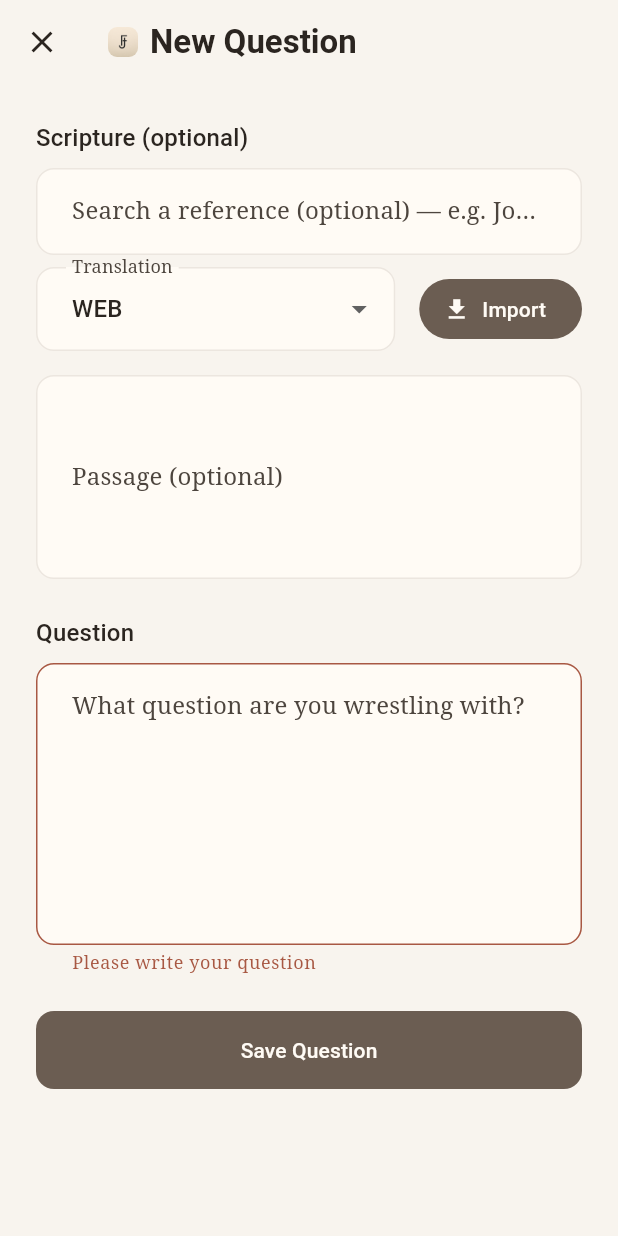
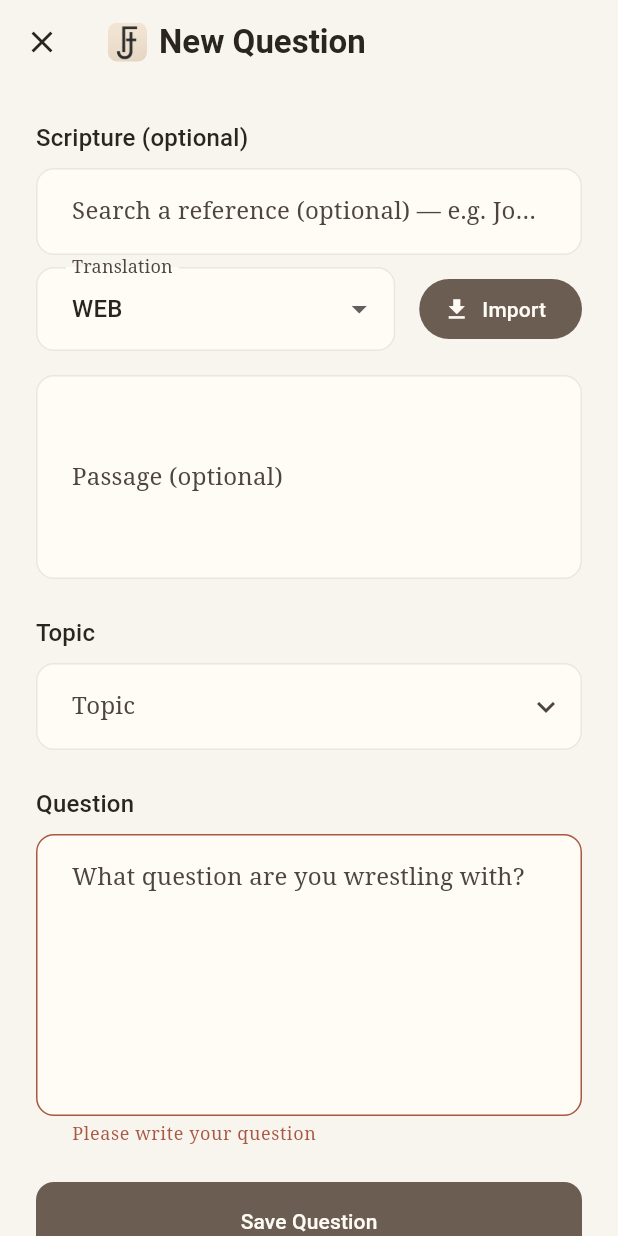
Before and after one commit to 1brentsd-lang/faithful-journal, a Flutter app: the QuestionEditorScreen screen opened by its route, after a tap on "Save Question", on a phone screen of 412 x 824 dp. Run offline on Flutter 3.47's test engine with Material 3 defaults, Android fonts, the phone set to English and light mode, and no system bars; our stand-ins replace go_router, share_plus, shared_preferences, supabase_flutter; accounts and stored records are empty.

Commit message:
Logo Changes, Topic updates, Question Refinement

```diff
--- a/lib/screens/auth_callback_screen.dart
+++ b/lib/screens/auth_callback_screen.dart
@@ -72,7 +72,7 @@ class _AuthCallbackScreenState extends State<AuthCallbackScreen> {
           child: Column(
             mainAxisAlignment: MainAxisAlignment.center,
             children: [
-              const AppLogo(size: 36, borderRadius: BorderRadius.all(Radius.circular(10))),
+              const AppLogo(size: 46, borderRadius: BorderRadius.all(Radius.circular(10))),
               const SizedBox(height: 12),
               Text(
                 _error == null ? 'Signing you in…' : 'Could not sign you in',
--- a/lib/screens/entry_detail_screen.dart
+++ b/lib/screens/entry_detail_screen.dart
@@ -3,7 +3,6 @@ import 'package:flutter/scheduler.dart';
 import 'package:go_router/go_router.dart';
 import 'package:intl/intl.dart';
 import 'package:provider/provider.dart';
-import 'package:faithful_journal/models/journal_entry.dart';
 import 'package:faithful_journal/services/entry_service.dart';
 import 'package:faithful_journal/widgets/resurfacing_section.dart';
 import 'package:faithful_journal/widgets/related_entries_list.dart';
@@ -31,7 +30,7 @@ class EntryDetailScreen extends StatelessWidget {
 
     return PopScope(
       canPop: false,
-      onPopInvoked: (didPop) {
+      onPopInvokedWithResult: (didPop, result) {
         if (didPop) return;
         goBackToArchive();
       },
--- a/lib/screens/home_screen.dart
+++ b/lib/screens/home_screen.dart
@@ -31,7 +31,7 @@ class HomePage extends StatelessWidget {
                       children: [
                         Row(
                           children: [
-                            const AppLogo(size: 34, borderRadius: BorderRadius.all(Radius.circular(10))),
+                            const AppLogo(size: 44, borderRadius: BorderRadius.all(Radius.circular(10))),
                             const SizedBox(width: AppSpacing.sm),
                             Expanded(
                               child: Text(
--- a/lib/screens/new_entry_screen.dart
+++ b/lib/screens/new_entry_screen.dart
@@ -301,7 +301,7 @@ class _NewEntryScreenState extends State<NewEntryScreen> {
     final entryService = context.watch<EntryService>();
     return PopScope(
       canPop: false,
-      onPopInvoked: (didPop) async {
+      onPopInvokedWithResult: (didPop, result) async {
         if (didPop) return;
         await _attemptLeave();
       },
--- a/lib/screens/question_editor_screen.dart
+++ b/lib/screens/question_editor_screen.dart
@@ -10,6 +10,7 @@ import 'package:faithful_journal/widgets/app_journal_text_field.dart';
 import 'package:faithful_journal/widgets/auth_required_sheet.dart';
 import 'package:faithful_journal/widgets/discard_changes_dialog.dart';
 import 'package:faithful_journal/widgets/app_logo.dart';
+import 'package:faithful_journal/widgets/searchable_combo_box.dart';
 
 class QuestionEditorScreen extends StatefulWidget {
   final String? entryId;
@@ -26,6 +27,7 @@ class _QuestionEditorScreenState extends State<QuestionEditorScreen> {
   final _formKey = GlobalKey<FormState>();
   final _scriptureController = TextEditingController();
   final _scriptureTextController = TextEditingController();
+  final _topicController = TextEditingController();
   final _questionController = TextEditingController();
   final _beginningToUnderstandController = TextEditingController();
 
@@ -58,6 +60,7 @@ class _QuestionEditorScreenState extends State<QuestionEditorScreen> {
 
     _scriptureController.addListener(_markDirty);
     _scriptureTextController.addListener(_markDirty);
+    _topicController.addListener(_markDirty);
     _questionController.addListener(_markDirty);
     _beginningToUnderstandController.addListener(_markDirty);
 
@@ -82,6 +85,7 @@ class _QuestionEditorScreenState extends State<QuestionEditorScreen> {
     _isEditing = true;
     _scriptureController.text = _existing!.scriptureReference;
     _scriptureTextController.text = _existing!.scriptureText ?? '';
+    _topicController.text = _existing!.topic;
     _questionController.text = _existing!.question ?? '';
     _beginningToUnderstandController.text = _existing!.beginningToUnderstand ?? '';
     _suspendDirty = false;
@@ -93,6 +97,7 @@ class _QuestionEditorScreenState extends State<QuestionEditorScreen> {
     _unsavedChanges?.clear(_unsavedKey);
     _scriptureController.dispose();
     _scriptureTextController.dispose();
+    _topicController.dispose();
     _questionController.dispose();
     _beginningToUnderstandController.dispose();
     super.dispose();
@@ -161,6 +166,7 @@ class _QuestionEditorScreenState extends State<QuestionEditorScreen> {
     if (formState == null) return;
     if (!formState.validate()) return;
     final entryService = context.read<EntryService>();
+    final canonicalTopic = entryService.canonicalizeTopic(_topicController.text.trim());
 
     try {
       await entryService.ensureAuthenticated();
@@ -188,6 +194,7 @@ class _QuestionEditorScreenState extends State<QuestionEditorScreen> {
           entryType: JournalEntryType.question,
           scriptureReference: _scriptureController.text.trim(),
           scriptureText: _scriptureTextController.text.trim().isEmpty ? null : _scriptureTextController.text.trim(),
+          topic: canonicalTopic,
           question: _questionController.text.trim(),
           beginningToUnderstand: _beginningToUnderstandController.text.trim().isEmpty
               ? null
@@ -212,7 +219,7 @@ class _QuestionEditorScreenState extends State<QuestionEditorScreen> {
           observation: '',
           application: '',
           prayer: '',
-          topic: '',
+          topic: canonicalTopic,
           createdAt: now,
           updatedAt: now,
         );
@@ -245,9 +252,10 @@ class _QuestionEditorScreenState extends State<QuestionEditorScreen> {
   @override
   Widget build(BuildContext context) {
     final showUnderstanding = _isEditing;
+    final entryService = context.watch<EntryService>();
     return PopScope(
       canPop: false,
-      onPopInvoked: (didPop) async {
+      onPopInvokedWithResult: (didPop, result) async {
         if (didPop) return;
         await _attemptLeave();
       },
@@ -314,6 +322,24 @@ class _QuestionEditorScreenState extends State<QuestionEditorScreen> {
                   maxLines: 6,
                 ),
                 const SizedBox(height: AppSpacing.lg),
+                Text('Topic', style: context.textStyles.titleMedium),
+                const SizedBox(height: AppSpacing.sm),
+                SearchableComboBox(
+                  controller: _topicController,
+                  labelText: 'Topic',
+                  hintText: 'Type to search or create a new topic…',
+                  options: entryService.getAllTopics(),
+                  allowCustom: true,
+                  onSelected: (selection) {
+                    final canonical = entryService.canonicalizeTopic(selection);
+                    _topicController.value = TextEditingValue(
+                      text: canonical,
+                      selection: TextSelection.collapsed(offset: canonical.length),
+                    );
+                    _markDirty();
+                  },
+                ),
+                const SizedBox(height: AppSpacing.lg),
                 Text('Question', style: context.textStyles.titleMedium),
                 const SizedBox(height: AppSpacing.sm),
                 AppJournalTextField(
--- a/lib/widgets/app_logo.dart
+++ b/lib/widgets/app_logo.dart
@@ -8,7 +8,8 @@ class AppLogo extends StatelessWidget {
   final double size;
   final BorderRadius borderRadius;
 
-  const AppLogo({super.key, this.size = 22, this.borderRadius = const BorderRadius.all(Radius.circular(6))});
+  /// Default size is slightly larger to better match the new logo proportions.
+  const AppLogo({super.key, this.size = 28, this.borderRadius = const BorderRadius.all(Radius.circular(6))});
 
   static const String assetPath = 'assets/images/FJ_Logo.png';
 
@@ -20,7 +21,7 @@ class AppLogo extends StatelessWidget {
         assetPath,
         width: size,
         height: size,
-        fit: BoxFit.cover,
+        fit: BoxFit.contain,
         errorBuilder: (_, __, ___) => SizedBox(
           width: size,
           height: size,
@@ -42,7 +43,7 @@ class AppLogoTitle extends StatelessWidget {
     return Row(
       mainAxisSize: MainAxisSize.min,
       children: [
-        const AppLogo(size: 20),
+        const AppLogo(size: 26),
         const SizedBox(width: AppSpacing.sm),
         Flexible(child: Text(title, overflow: TextOverflow.ellipsis)),
       ],
--- a/pubspec.yaml
+++ b/pubspec.yaml
@@ -43,3 +43,6 @@ flutter_launcher_icons:
   ios: true
   image_path: assets/images/FJ_Logo.png
   remove_alpha_ios: true
+  web:
+    generate: true
+    image_path: assets/images/FJ_Logo.png
```
Also changed, not shown: assets/images/FJ_Logo.png, 4 other files.
